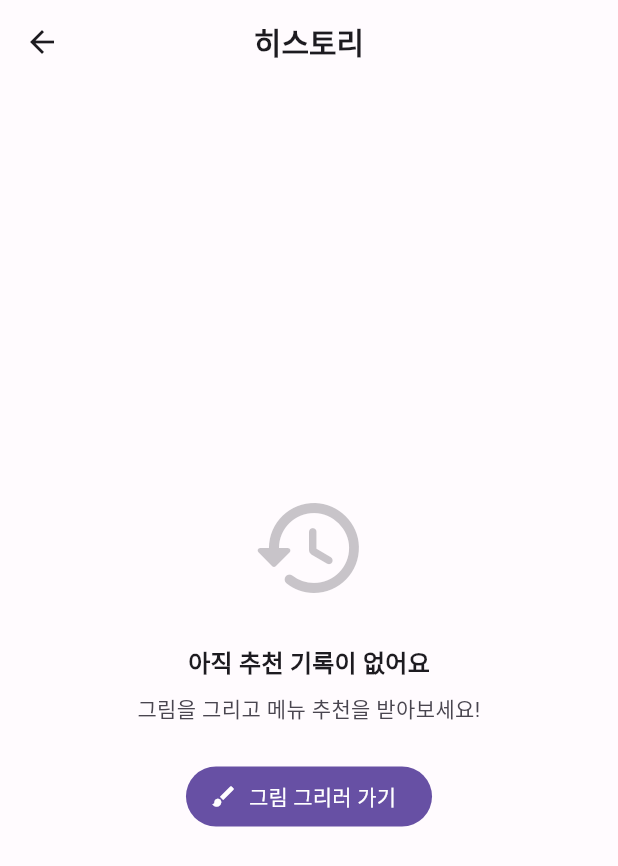
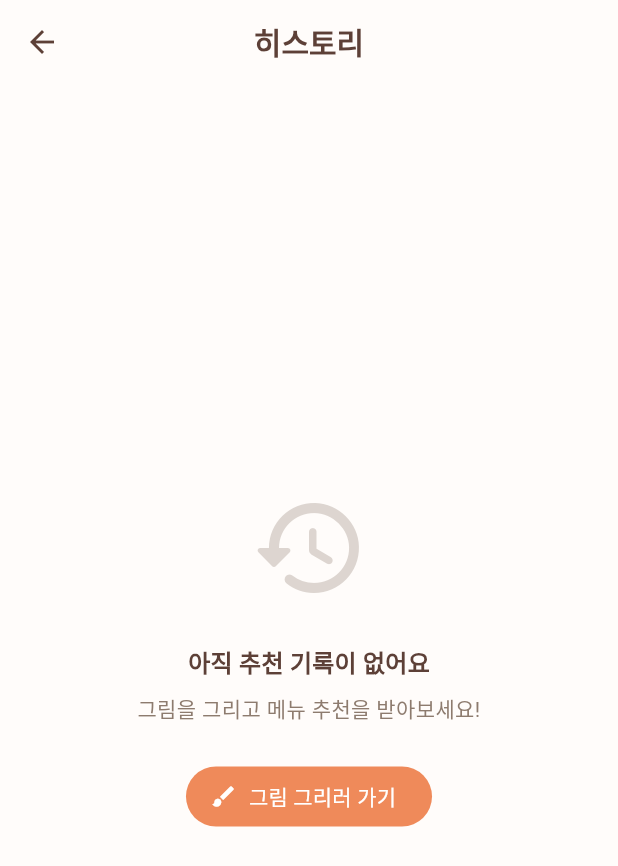
Before and after one commit to ggorockee/ojeomneo, a Flutter app: the screen it shows after launch, after a tap on the "history" icon, on a phone screen of 412 x 824 dp. Shown: the top 866 px of the screen. Run offline on Flutter 3.47's test engine with Material 3 defaults, Android fonts, the phone set to English and light mode, and no system bars; our stand-ins replace cached_network_image, device_info_plus, flutter_colorpicker, package_info_plus, share_plus; network calls fail; Roboto replaces fonts that are missing (Pretendard).

Commit message:
feat(mobile): 오점너 브랜드 테마 및 스플래시 화면 개선
- 앱 테마 컬러를 오점너 로고 기반으로 변경 (보라색 → 소프트 오렌지/옐로우)
- 스플래시 화면에 실제 로고 이미지 적용 (아이콘 → logo.png)
- 전체적으로 부드럽고 따뜻한 톤앤매너 적용

변경된 컬러 팔레트:
- Primary: #EF8A5A (소프트 오렌지)
- Secondary: #F7C56B (소프트 옐로우)
- Background: #FFFAF6 (크림)
- Text: #5D4037 (웜 브라운)

```diff
--- a/mobile/lib/config/app_theme.dart
+++ b/mobile/lib/config/app_theme.dart
@@ -1,25 +1,26 @@
 import 'package:flutter/material.dart';
 
 class AppTheme {
-  // Google Material 3 Color Scheme
-  static const Color primaryColor = Color(0xFF6750A4);
-  static const Color secondaryColor = Color(0xFF625B71);
-  static const Color tertiaryColor = Color(0xFF7D5260);
-  static const Color errorColor = Color(0xFFB3261E);
+  // 오점너 브랜드 컬러 (로고 기반 - 부드러운 톤)
+  // Primary: 소프트 오렌지 → Secondary: 소프트 옐로우
+  static const Color primaryColor = Color(0xFFEF8A5A); // 소프트 오렌지 (연하게)
+  static const Color secondaryColor = Color(0xFFF7C56B); // 소프트 옐로우 (연하게)
+  static const Color tertiaryColor = Color(0xFFFFAB7A); // 피치 (포인트)
+  static const Color errorColor = Color(0xFFE57373); // 소프트 레드
 
-  // Surface Colors
-  static const Color surfaceColor = Color(0xFFFFFBFE);
-  static const Color surfaceVariant = Color(0xFFE7E0EC);
-  static const Color outlineColor = Color(0xFF79747E);
+  // Surface Colors (따뜻하고 부드러운 톤)
+  static const Color surfaceColor = Color(0xFFFFFCFA); // 웜 화이트
+  static const Color surfaceVariant = Color(0xFFFFF8F2); // 라이트 크림
+  static const Color outlineColor = Color(0xFFDDC4AA); // 소프트 베이지
 
   // Custom App Colors
-  static const Color canvasBackground = Color(0xFFFAF9FC);
-  static const Color sketchStroke = Color(0xFF1D1B20);
+  static const Color canvasBackground = Color(0xFFFFFAF6); // 크림 배경
+  static const Color sketchStroke = Color(0xFF8D6E63); // 소프트 브라운
 
   // Text Colors
   static const Color onPrimary = Colors.white;
-  static const Color onSurface = Color(0xFF1D1B20);
-  static const Color onSurfaceVariant = Color(0xFF49454F);
+  static const Color onSurface = Color(0xFF5D4037); // 웜 브라운
+  static const Color onSurfaceVariant = Color(0xFF8D7B6E); // 라이트 브라운
 
   static ThemeData get lightTheme {
     return ThemeData(
--- a/mobile/lib/screens/splash_screen.dart
+++ b/mobile/lib/screens/splash_screen.dart
@@ -56,7 +56,7 @@ class _SplashScreenState extends State<SplashScreen>
   @override
   Widget build(BuildContext context) {
     return Scaffold(
-      backgroundColor: AppTheme.primaryColor,
+      backgroundColor: AppTheme.canvasBackground,
       body: Center(
         child: AnimatedBuilder(
           animation: _controller,
@@ -68,57 +68,31 @@ class _SplashScreenState extends State<SplashScreen>
                 child: Column(
                   mainAxisAlignment: MainAxisAlignment.center,
                   children: [
-                    // Logo Icon
-                    Container(
-                      width: 120,
-                      height: 120,
-                      decoration: BoxDecoration(
-                        color: Colors.white,
-                        borderRadius: BorderRadius.circular(30),
-                        boxShadow: [
-                          BoxShadow(
-                            color: const Color.fromRGBO(0, 0, 0, 0.1),
-                            blurRadius: 20,
-                            offset: const Offset(0, 10),
-                          ),
-                        ],
-                      ),
-                      child: const Icon(
-                        Icons.restaurant_menu_rounded,
-                        size: 60,
-                        color: AppTheme.primaryColor,
-                      ),
+                    // 오점너 로고 이미지
+                    Image.asset(
+                      'assets/images/logo.png',
+                      width: 160,
+                      height: 160,
                     ),
-                    const SizedBox(height: 32),
-                    // App Name
-                    const Text(
-                      '오점너',
-                      style: TextStyle(
-                        fontSize: 40,
-                        fontWeight: FontWeight.bold,
-                        color: Colors.white,
-                        letterSpacing: 2,
-                      ),
-                    ),
-                    const SizedBox(height: 12),
+                    const SizedBox(height: 24),
                     // Tagline
-                    const Text(
+                    Text(
                       '오늘 점심 뭐 먹지?',
                       style: TextStyle(
                         fontSize: 16,
-                        color: Color.fromRGBO(255, 255, 255, 0.9),
+                        color: AppTheme.onSurfaceVariant,
                         letterSpacing: 0.5,
                       ),
                     ),
                     const SizedBox(height: 60),
                     // Loading indicator
-                    const SizedBox(
+                    SizedBox(
                       width: 24,
                       height: 24,
                       child: CircularProgressIndicator(
                         strokeWidth: 2,
                         valueColor: AlwaysStoppedAnimation<Color>(
-                          Color.fromRGBO(255, 255, 255, 0.8),
+                          AppTheme.primaryColor.withValues(alpha: 0.6),
                         ),
                       ),
                     ),
```
